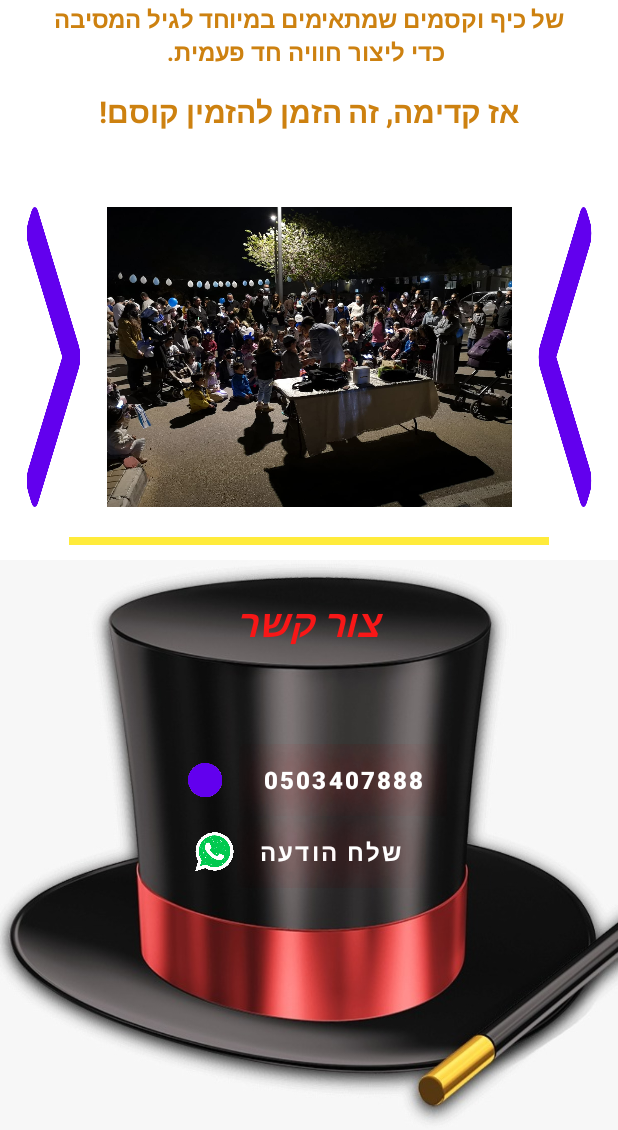
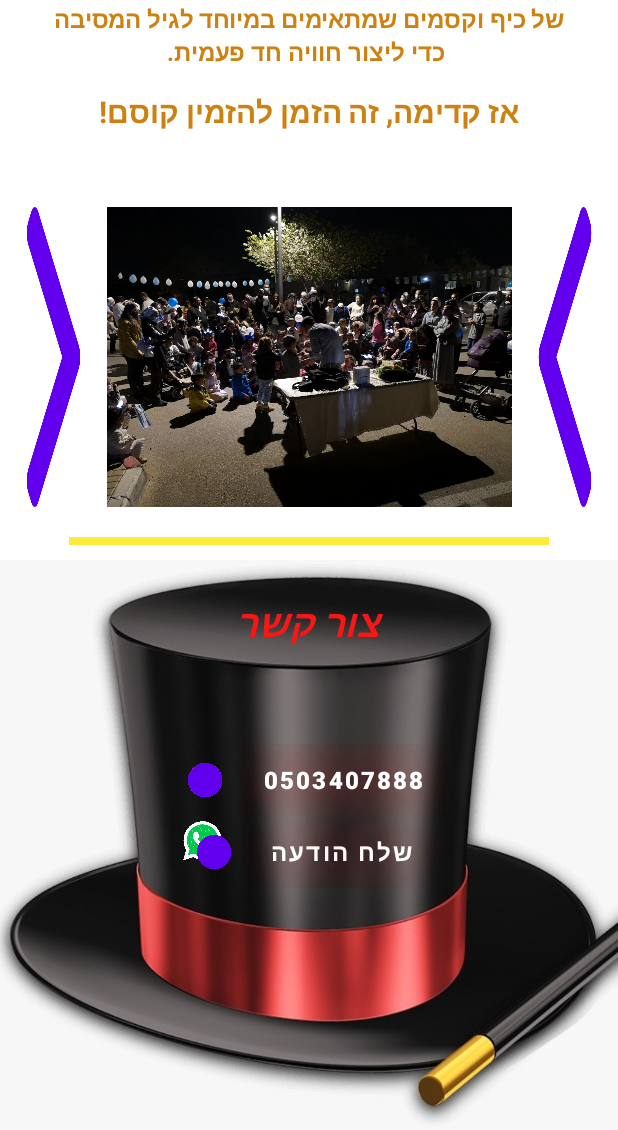
Before and after one commit to 325898302/WorkMagic, an Android app: the screen it shows after launch (AboutShowActivity), after a tap on "צור קשר", on a phone screen of 412 x 824 dp, the part 106-1236 px from its top. Run offline under Robolectric (Android 15) with nearby library versions, the phone set to English and light mode, and no system bars; pictures from the network do not load; Roboto replaces fonts that are not available here; 3 other taps on this screen came first.

Commit message:
btGifWhat, btGifPhone

```diff
--- a/app/src/main/java/com/example/workmagic/AboutShowActivity.java
+++ b/app/src/main/java/com/example/workmagic/AboutShowActivity.java
@@ -30,7 +30,8 @@ public class AboutShowActivity extends AppCompatActivity implements View.OnClick
     Button left;
     Button right;
     Button btPhone;
-    Button GifPhone;
+    Button btGifPhone;
+    Button btGifWhat;
     ImageView imAnim;
     Button btWhatsApp;
     Dialog dialogDetails;
@@ -64,12 +65,14 @@ public class AboutShowActivity extends AppCompatActivity implements View.OnClick
         left.setOnClickListener(this);
         btWhatsApp = findViewById(R.id.btWhatsApp);
         btWhatsApp.setOnClickListener(this);
+        btGifWhat = findViewById(R.id.btGifWhat);
+        btGifWhat.setOnClickListener(this);
         right = findViewById(R.id.right);
         right.setOnClickListener(this);
         btPhone = findViewById(R.id.btPhone);
         btPhone.setOnClickListener(this);
-        GifPhone = findViewById(R.id.GifPhone);
-        GifPhone.setOnClickListener(this);
+        btGifPhone = findViewById(R.id.btGifPhone);
+        btGifPhone.setOnClickListener(this);
         tv1 = findViewById(R.id.tv1);
     }
 
@@ -190,8 +193,7 @@ public class AboutShowActivity extends AppCompatActivity implements View.OnClick
             }
         }
 
-        if (v == GifPhone) {
-
+        if (v == btGifPhone) {
             Intent intent = new Intent();
             Uri data = Uri.parse("tel:" + "0503407888");
             intent.setData(data);
@@ -201,12 +203,28 @@ public class AboutShowActivity extends AppCompatActivity implements View.OnClick
                 return;
             }
             startActivity(intent);
+        }
 
+        if (v == btPhone) {
+            Intent intent = new Intent();
+            Uri data = Uri.parse("tel:" + "0503407888");
+            intent.setData(data);
+            intent.setAction(Intent.ACTION_DIAL);
+            if (ActivityCompat.checkSelfPermission(this, Manifest.permission.CALL_PHONE) != PackageManager.PERMISSION_GRANTED) {
+                ActivityCompat.requestPermissions(AboutShowActivity.this, new String[] {Manifest.permission.CALL_PHONE}, REQUEST_CALL_PHONE_PERMISSION);
+                return;
+            }
+            startActivity(intent);
+        }
+
+        if (v == btGifWhat) {
+            createLoginDialog1();
         }
 
         if (v == btWhatsApp) {
             createLoginDialog1();
         }
+
 
         if (v == left) {
             out = AnimationUtils.loadAnimation(this, R.anim.slide_out_left);
--- /dev/null
+++ b/app/src/main/java/com/example/workmagic/BroadBattery.java
@@ -0,0 +1,31 @@
+package com.example.workmagic;
+
+import android.content.BroadcastReceiver;
+import android.content.Context;
+import android.content.Intent;
+import android.widget.Toast;
+
+public class BroadBattery extends BroadcastReceiver {
+    int time=0;
+    int firPer=0;
+    BroadBattery() {
+
+    }
+
+    @Override
+    public void onReceive(Context context, Intent intent) {
+        int percentage;
+
+        percentage = intent.getIntExtra("level", 0);
+        if (time == 0 && percentage < 11) {
+            firPer = percentage;
+            Toast.makeText(context, "החושים שלי קולטים שהבטריה שלך נחלשת!", Toast.LENGTH_SHORT).show();
+            time++;
+
+        }
+        if (time == 1 && percentage < firPer) {
+            Toast.makeText(context, "מהר לשלוח אלי את הפרטים על המופע שלך!", Toast.LENGTH_SHORT).show();
+            time++;
+        }
+    }
+}
--- a/app/src/main/java/com/example/workmagic/LearnMagicActivity.java
+++ b/app/src/main/java/com/example/workmagic/LearnMagicActivity.java
@@ -3,7 +3,9 @@ package com.example.workmagic;
 import androidx.appcompat.app.AppCompatActivity;
 
 import android.app.Dialog;
+import android.content.BroadcastReceiver;
 import android.content.Intent;
+import android.content.IntentFilter;
 import android.content.SharedPreferences;
 import android.net.Uri;
 import android.os.Bundle;
@@ -17,6 +19,7 @@ public class LearnMagicActivity extends AppCompatActivity implements View.OnClic
 
     Dialog dialogExp;
     Button btExp;
+
 
     @Override
     protected void onCreate(Bundle savedInstanceState) {
@@ -34,10 +37,8 @@ public class LearnMagicActivity extends AppCompatActivity implements View.OnClic
         bRedBlack.setOnClickListener(this);
         bForeTold = findViewById(R.id.bFanCard);
         bForeTold.setOnClickListener(this);
-
         createLoginDialog2();
     }
-
 
     @Override
     public boolean onCreateOptionsMenu(Menu menu) {
--- a/app/src/main/java/com/example/workmagic/MainActivity.java
+++ b/app/src/main/java/com/example/workmagic/MainActivity.java
@@ -3,6 +3,7 @@ package com.example.workmagic;
 import androidx.appcompat.app.AppCompatActivity;
 
 import android.content.Intent;
+import android.content.IntentFilter;
 import android.content.SharedPreferences;
 import android.media.MediaPlayer;
 import android.os.Bundle;
@@ -23,6 +24,8 @@ public class MainActivity extends AppCompatActivity implements View.OnClickListe
     ImageView imageFire;
     Button btDoMeMagic, btCardMagic, btAboutShow;
     Animation anim2;
+    BroadBattery battery;
+    IntentFilter intentFilter;
 
     @Override
     protected void onCreate(Bundle savedInstanceState) {
@@ -36,6 +39,10 @@ public class MainActivity extends AppCompatActivity implements View.OnClickListe
         btCardMagic.setOnClickListener(this);
         btAboutShow = findViewById(R.id.bAboutShow);
         btAboutShow.setOnClickListener(this);
+        intentFilter= new IntentFilter();
+        intentFilter.addAction(Intent.ACTION_BATTERY_CHANGED);
+        battery= new BroadBattery();
+
 
         Glide.with(getApplicationContext()).load(R.drawable.fire2).into(imageFire);
 
@@ -47,6 +54,18 @@ public class MainActivity extends AppCompatActivity implements View.OnClickListe
             editor.putBoolean("music", true);
             editor.apply();
         }
+    }
+
+    @Override
+    protected void onStart() {
+        super.onStart();
+        registerReceiver(battery, new IntentFilter(Intent.ACTION_BATTERY_CHANGED));
+    }
+
+    @Override
+    protected void onStop() {
+        super.onStop();
+        unregisterReceiver(battery);
     }
 
 
--- a/app/src/main/res/layout/activity_aboutshow.xml
+++ b/app/src/main/res/layout/activity_aboutshow.xml
@@ -220,14 +220,14 @@
                     android:layout_height="wrap_content">
 
                     <Button
-                        android:id="@+id/GifPhone"
+                        android:id="@+id/btGifPhone"
                         android:layout_width="45dp"
                         android:layout_height="45dp"
                         android:layout_gravity="center"
                         android:background="@drawable/phone" />
 
                     <pl.droidsonroids.gif.GifImageView
-                        android:id="@+id/imPhone"
+                        android:id="@+id/GifPhone"
                         android:layout_width="45dp"
                         android:layout_height="45dp"
                         android:layout_gravity="center"
@@ -246,7 +246,7 @@
                     android:shadowRadius="40"
                     android:text="0503407888"
                     android:textSize="16dp"
-                    android:textStyle="bold"/>
+                    android:textStyle="bold" />
 
             </LinearLayout>
 
@@ -257,12 +257,24 @@
                 android:gravity="center"
                 android:orientation="horizontal">
 
+                <RelativeLayout
+                    android:layout_width="wrap_content"
+                    android:layout_height="wrap_content">
+
+                    <Button
+                        android:id="@+id/btGifWhat"
+                        android:layout_width="45dp"
+                        android:layout_height="45dp"
+                        android:layout_gravity="center"
+                        android:background="@drawable/phone" />
+
                     <pl.droidsonroids.gif.GifImageView
                         android:id="@+id/im"
                         android:layout_width="30dp"
                         android:layout_height="30dp"
                         android:layout_gravity="center"
                         android:src="@drawable/whatsapp" />
+                </RelativeLayout>
 
                 <Button
                     android:id="@+id/btWhatsApp"
```
Also changed, not shown: app/src/main/AndroidManifest.xml (+9 -0 lines). Lines whose indentation alone changed are shown as unchanged.
